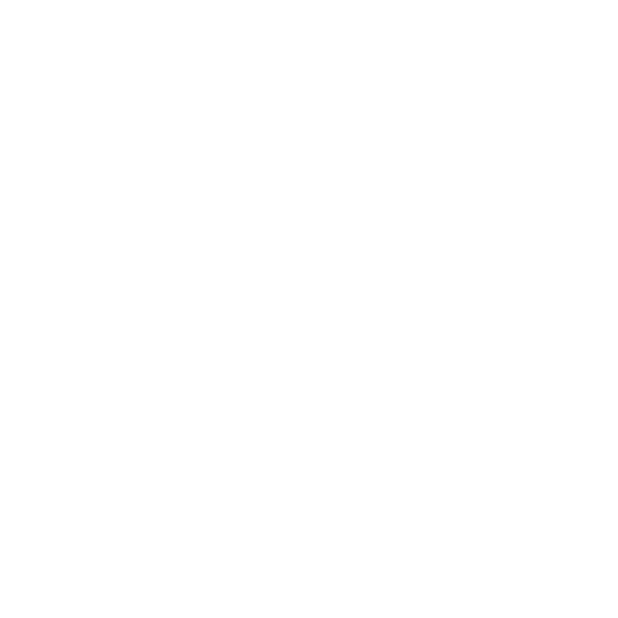
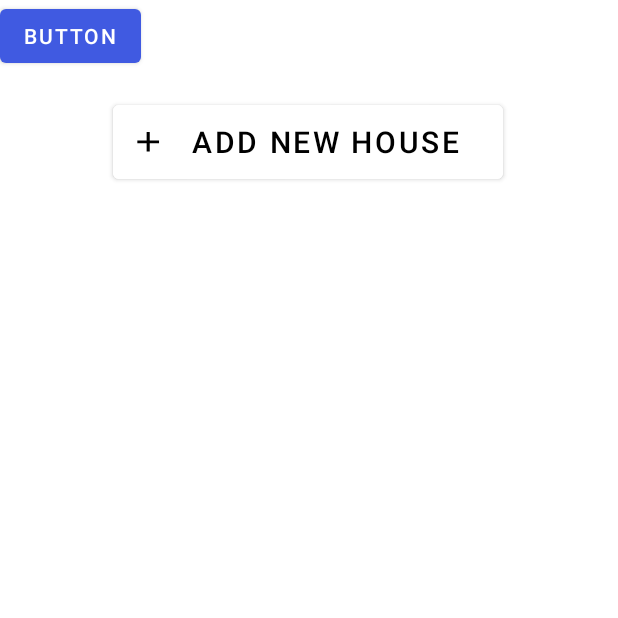
Before and after one commit to olaalnajjar/GradProject, an Android app: the Dashboard screen opened directly, with no data from a screen before it, on a phone screen of 412 x 824 dp, the top half of it. Before the commit the part shown is empty. Run offline under Robolectric (Android 15) with nearby library versions, the phone set to English and light mode, and no system bars.

Commit message:
Dashboard edits

```diff
--- /dev/null
+++ b/app/src/main/res/drawable/__icon__plus_.xml
@@ -0,0 +1,9 @@
+<vector xmlns:android="http://schemas.android.com/apk/res/android"
+    android:width="15dp"
+    android:height="13dp"
+    android:viewportWidth="15"
+    android:viewportHeight="13">
+  <path
+      android:pathData="M14.369,7.288H8.308V12.731H6.287V7.288H0.226V5.474H6.287V0.032H8.308V5.474H14.369V7.288Z"
+      android:fillColor="#000000"/>
+</vector>
--- a/app/src/main/res/layout/activity_dashboard.xml
+++ b/app/src/main/res/layout/activity_dashboard.xml
@@ -6,4 +6,39 @@
     android:layout_height="match_parent"
     tools:context=".Dashboard">
 
+    <Button
+        android:id="@+id/addHouseBtn"
+        android:layout_width="260dp"
+        android:layout_height="61dp"
+        android:layout_marginStart="50dp"
+        android:layout_marginTop="64dp"
+        android:layout_marginEnd="50dp"
+        android:backgroundTint="#FFFFFF"
+        android:drawableLeft="@drawable/__icon__plus_"
+        android:text="@string/AddButton"
+        android:textColor="#000000"
+        android:textSize="20sp"
+        app:layout_constraintEnd_toEndOf="parent"
+        app:layout_constraintHorizontal_bias="0.49"
+        app:layout_constraintStart_toStartOf="parent"
+        app:layout_constraintTop_toTopOf="parent" />
+
+    <androidx.recyclerview.widget.RecyclerView
+        android:layout_width="259dp"
+        android:layout_height="239dp"
+        android:layout_marginTop="32dp"
+        app:layout_constraintEnd_toEndOf="parent"
+        app:layout_constraintHorizontal_bias="0.496"
+        app:layout_constraintStart_toStartOf="parent"
+        app:layout_constraintTop_toBottomOf="@+id/addHouseBtn"
+        tools:itemCount="3"
+        tools:listitem="@layout/recycler_view_item" />
+
+    <Button
+        android:id="@+id/button2"
+        android:layout_width="wrap_content"
+        android:layout_height="wrap_content"
+        android:text="Button"
+        tools:layout_editor_absoluteX="158dp"
+        tools:layout_editor_absoluteY="571dp" />
 </androidx.constraintlayout.widget.ConstraintLayout>
--- a/app/src/main/res/values/strings.xml
+++ b/app/src/main/res/values/strings.xml
@@ -34,6 +34,8 @@
     <string name="CamerasDrawer">Cameras</string>
     <string name="DashboardDrawer">Dashboard</string>
     <string name="LogoutDrawer">Logout</string>
+    <!--                Dashboard strings           -->
+    <string name="AddButton">Add new house</string>
 
 
 </resources>
```
Also changed, not shown: app/src/main/res/drawable/home_icon.xml (added, +10 -0 lines), app/src/main/res/layout/recycler_view_item.xml (added, +22 -0 lines).
